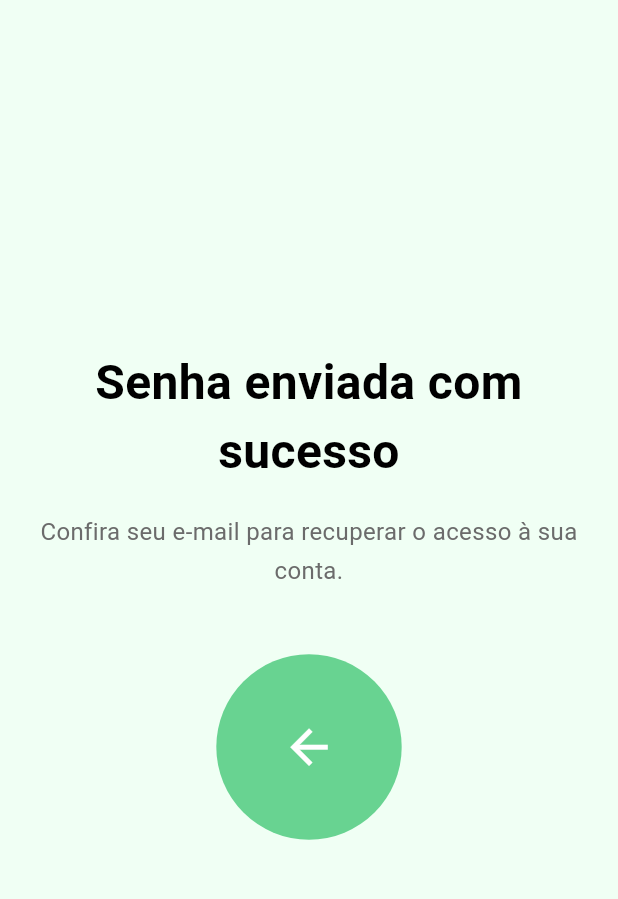
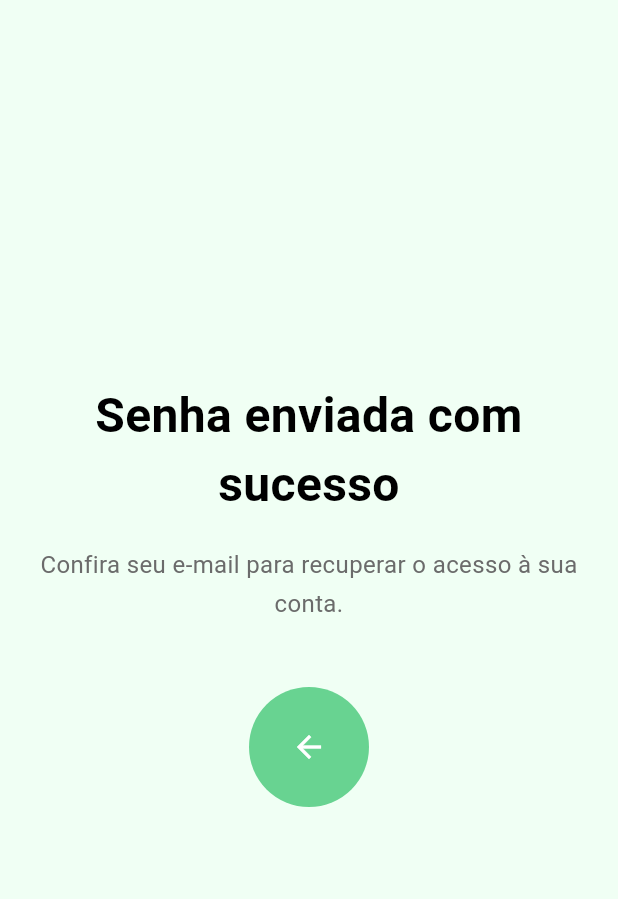
Before and after one commit to bastosmelo/fincontrol, a Flutter app: the SenhaEnviadaPage screen opened directly, on a phone screen of 412 x 824 dp, the part 84-983 px from its top. Run offline on Flutter 3.47's test engine with Material 3 defaults, Android fonts, the phone set to English and light mode, and no system bars.

Commit message:
Update senha_enviada.dart

```diff
--- a/lib/senha_enviada.dart
+++ b/lib/senha_enviada.dart
@@ -96,12 +96,12 @@ class SenhaEnviadaPage extends StatelessWidget {
                     const SizedBox(height: 42),
                     Builder(
                       builder: (context) {
-                        final buttonSize = width * 0.30;
-                        final iconSize = buttonSize * 0.30;
+                        final buttonSize = width * 0.15;
+                        final iconSize = buttonSize * 0.35;
 
                         return Container(
-                          width: buttonSize.clamp(100.0, 220.0),
-                          height: buttonSize.clamp(100.0, 220.0),
+                          width: buttonSize.clamp(80.0, 130.0),
+                          height: buttonSize.clamp(80.0, 130.0),
                           decoration: const BoxDecoration(
                             shape: BoxShape.circle,
                             color: Color(0xFF68D391),
@@ -110,7 +110,7 @@ class SenhaEnviadaPage extends StatelessWidget {
                             child: Icon(
                               Icons.arrow_back,
                               color: Colors.white,
-                              size: iconSize.clamp(32.0, 72.0),
+                              size: iconSize.clamp(24.0, 40.0),
                             ),
                           ),
                         );
```
